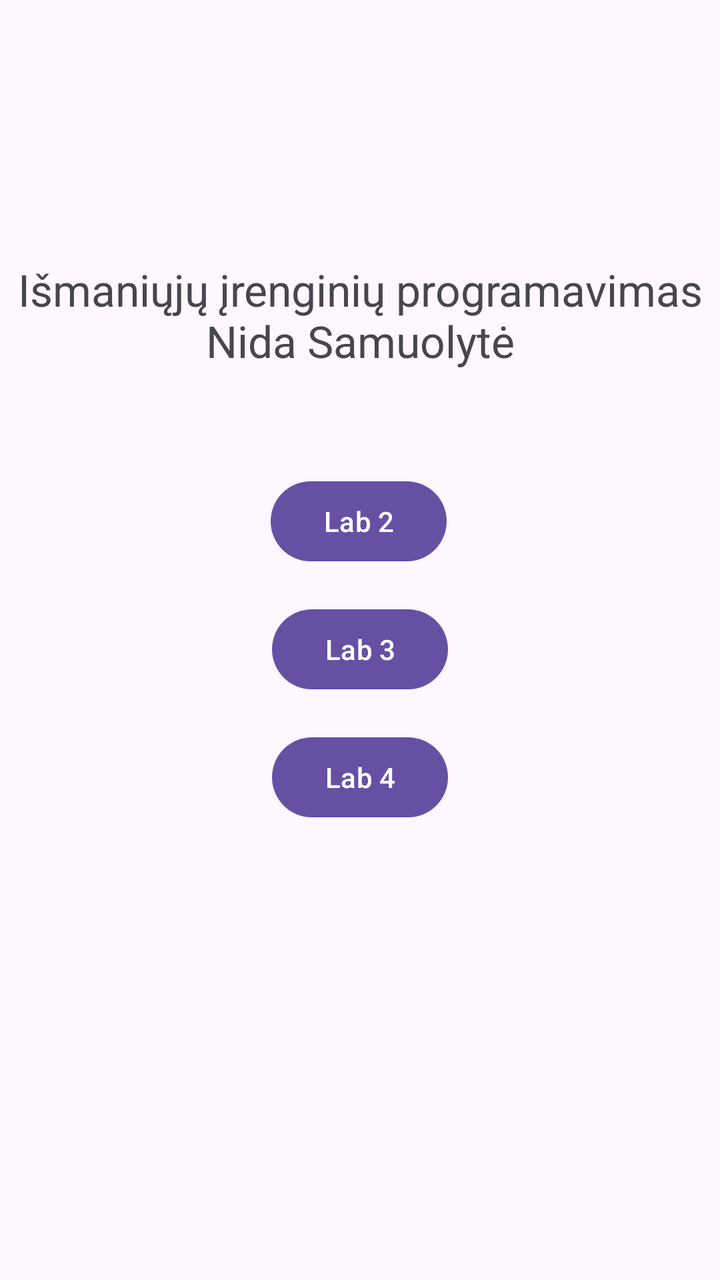
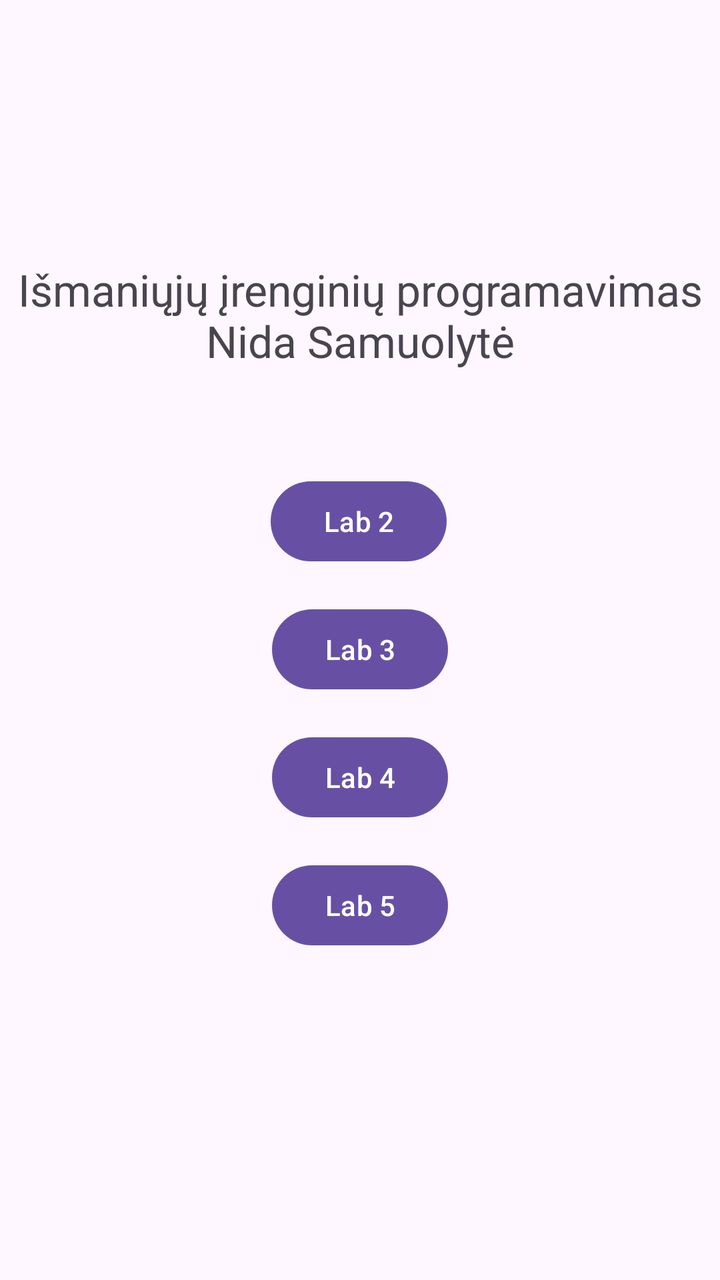

Screens rendered from an Android XML layout before and after an edit, with the pre-edit source and the edit as a unified diff.
<!-- AndroidManifest.xml: application theme Theme.LabWork -->
<!-- res/layout/activity_meniu.xml -->
<?xml version="1.0" encoding="utf-8"?>
<androidx.constraintlayout.widget.ConstraintLayout xmlns:android="http://schemas.android.com/apk/res/android"
    xmlns:app="http://schemas.android.com/apk/res-auto"
    xmlns:tools="http://schemas.android.com/tools"
    android:id="@+id/main"
    android:layout_width="match_parent"
    android:layout_height="match_parent">

    <TextView
        android:id="@+id/tvPavadinimas"
        android:layout_width="0dp"
        android:layout_height="wrap_content"
        android:gravity="center"
        android:text="@string/meniu_pavadinimas"
        android:textSize="22sp"
        app:layout_constraintBottom_toBottomOf="parent"
        app:layout_constraintEnd_toEndOf="parent"
        app:layout_constraintHorizontal_bias="0.0"
        app:layout_constraintStart_toStartOf="parent"
        app:layout_constraintTop_toTopOf="parent"
        app:layout_constraintVertical_bias="0.222" />

    <Button
        android:id="@+id/btnLab2"
        android:layout_width="wrap_content"
        android:layout_height="wrap_content"
        android:text="@string/meniu_lab2"
        app:layout_constraintBottom_toBottomOf="parent"
        app:layout_constraintEnd_toEndOf="parent"
        app:layout_constraintHorizontal_bias="0.498"
        app:layout_constraintStart_toStartOf="parent"
        app:layout_constraintTop_toBottomOf="@+id/tvPavadinimas"
        app:layout_constraintVertical_bias="0.127" />

    <Button
        android:id="@+id/btnLab3"
        android:layout_width="wrap_content"
        android:layout_height="wrap_content"
        android:layout_marginTop="16dp"
        android:text="@string/meniu_lab3"
        app:layout_constraintTop_toBottomOf="@id/btnLab2"
        app:layout_constraintStart_toStartOf="parent"
        app:layout_constraintEnd_toEndOf="parent" />

    <Button
        android:id="@+id/btnLab4"
        android:layout_width="wrap_content"
        android:layout_height="wrap_content"
        android:layout_marginTop="16dp"
        android:text="Lab 4"
        app:layout_constraintTop_toBottomOf="@id/btnLab3"
        app:layout_constraintStart_toStartOf="parent"
        app:layout_constraintEnd_toEndOf="parent" />
</androidx.constraintlayout.widget.ConstraintLayout>
<!-- resources referenced by this layout -->
<resources>
  <string name="meniu_lab2">Lab 2</string>
  <string name="meniu_lab3">Lab 3</string>
  <string name="meniu_pavadinimas">Išmaniųjų įrenginių programavimas\nNida Samuolytė</string>
  <style name="Theme.LabWork" parent="Base.Theme.LabWork" />
  <style name="Base.Theme.LabWork" parent="Theme.Material3.DayNight.NoActionBar">
          
          
      </style>
</resources>

<!-- the commit's change to res/layout/activity_meniu.xml (unified diff, before → after) -->
@@ -51,4 +51,14 @@
         app:layout_constraintTop_toBottomOf="@id/btnLab3"
         app:layout_constraintStart_toStartOf="parent"
         app:layout_constraintEnd_toEndOf="parent" />
+
+    <Button
+        android:id="@+id/btnLab5"
+        android:layout_width="wrap_content"
+        android:layout_height="wrap_content"
+        android:layout_marginTop="16dp"
+        android:text="Lab 5"
+        app:layout_constraintTop_toBottomOf="@id/btnLab4"
+        app:layout_constraintStart_toStartOf="parent"
+        app:layout_constraintEnd_toEndOf="parent" />
 </androidx.constraintlayout.widget.ConstraintLayout>
